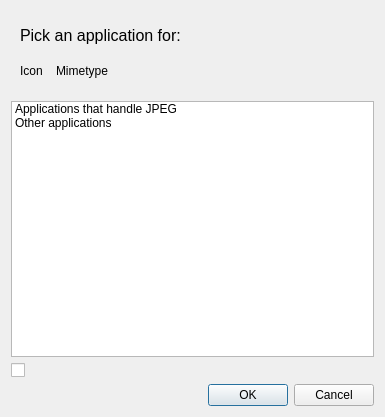
Old version of the form lxqt-config-file-associations/applicationchooser.ui in the repository lxqt/lxqt-config.
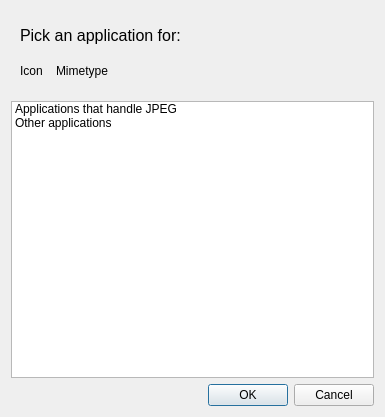
New version of the form.

The edit to the form file:
```diff
--- a/lxqt-config-file-associations/applicationchooser.ui
+++ b/lxqt-config-file-associations/applicationchooser.ui
@@ -147,13 +147,6 @@
      </item>
     </widget>
    </item>
-   <item>
-    <widget class="QCheckBox" name="alwaysUseCheckBox">
-     <property name="text">
-      <string/>
-     </property>
-    </widget>
-   </item>
    <item>
     <widget class="QDialogButtonBox" name="buttonBox">
      <property name="layoutDirection">
```
